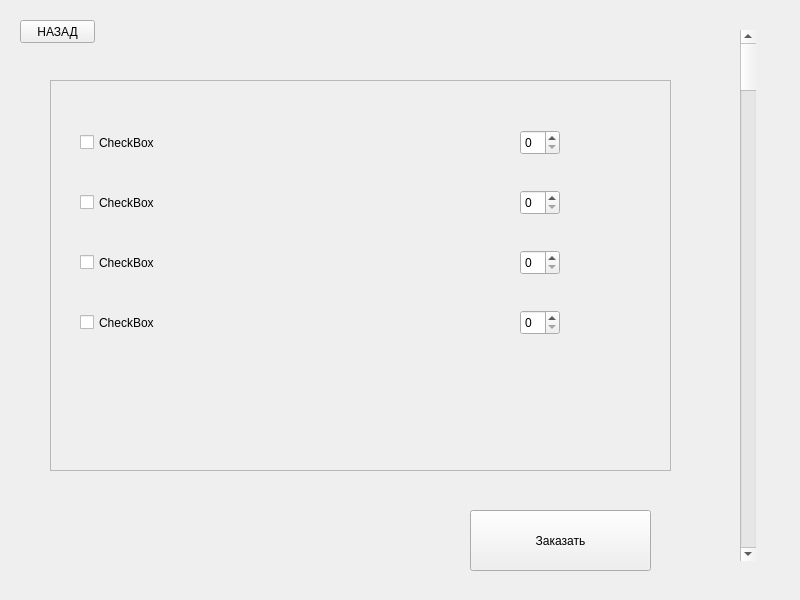
Above: files/UI/Basket.ui from Sasha-v-tanke/YL_project_1 before the change. Below: the same form after it.
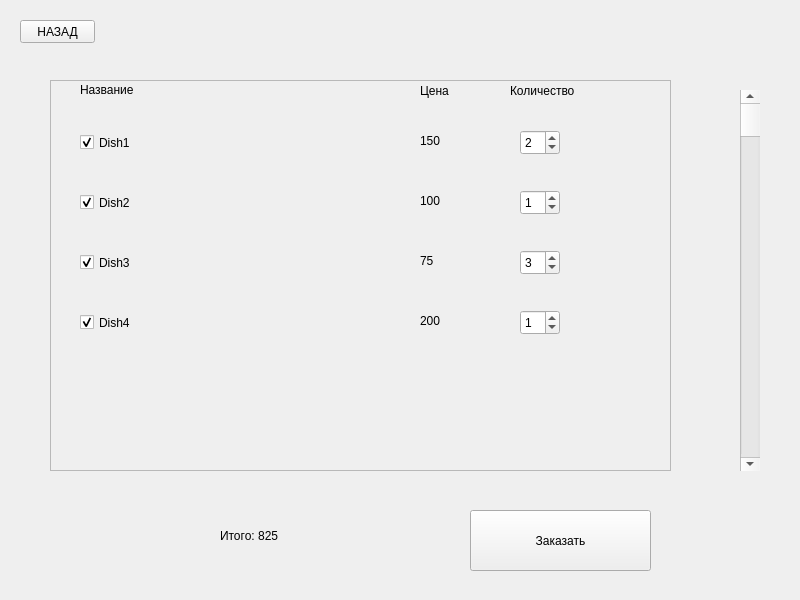
That is the form after the change.

The edit to the form file:
```diff
--- a/files/UI/Basket.ui
+++ b/files/UI/Basket.ui
@@ -18,9 +18,9 @@
     <property name="geometry">
      <rect>
       <x>740</x>
-      <y>30</y>
-      <width>16</width>
-      <height>531</height>
+      <y>90</y>
+      <width>20</width>
+      <height>381</height>
      </rect>
     </property>
     <property name="orientation">
@@ -52,7 +52,10 @@
       </rect>
      </property>
      <property name="text">
-      <string>CheckBox</string>
+      <string>Dish1</string>
+     </property>
+     <property name="checked">
+      <bool>true</bool>
      </property>
     </widget>
     <widget class="QSpinBox" name="spinBox">
@@ -64,6 +67,9 @@
        <height>25</height>
       </rect>
      </property>
+     <property name="value">
+      <number>2</number>
+     </property>
     </widget>
     <widget class="QCheckBox" name="checkBox_2">
      <property name="geometry">
@@ -75,7 +81,10 @@
       </rect>
      </property>
      <property name="text">
-      <string>CheckBox</string>
+      <string>Dish2</string>
+     </property>
+     <property name="checked">
+      <bool>true</bool>
      </property>
     </widget>
     <widget class="QSpinBox" name="spinBox_2">
@@ -87,6 +96,9 @@
        <height>25</height>
       </rect>
      </property>
+     <property name="value">
+      <number>1</number>
+     </property>
     </widget>
     <widget class="QCheckBox" name="checkBox_3">
      <property name="geometry">
@@ -98,7 +110,10 @@
       </rect>
      </property>
      <property name="text">
-      <string>CheckBox</string>
+      <string>Dish3</string>
+     </property>
+     <property name="checked">
+      <bool>true</bool>
      </property>
     </widget>
     <widget class="QSpinBox" name="spinBox_3">
@@ -110,6 +125,9 @@
        <height>25</height>
       </rect>
      </property>
+     <property name="value">
+      <number>3</number>
+     </property>
     </widget>
     <widget class="QCheckBox" name="checkBox_4">
      <property name="geometry">
@@ -121,7 +139,10 @@
       </rect>
      </property>
      <property name="text">
-      <string>CheckBox</string>
+      <string>Dish4</string>
+     </property>
+     <property name="checked">
+      <bool>true</bool>
      </property>
     </widget>
     <widget class="QSpinBox" name="spinBox_4">
@@ -133,6 +154,100 @@
        <height>25</height>
       </rect>
      </property>
+     <property name="value">
+      <number>1</number>
+     </property>
+    </widget>
+    <widget class="QLabel" name="label">
+     <property name="geometry">
+      <rect>
+       <x>370</x>
+       <y>50</y>
+       <width>71</width>
+       <height>21</height>
+      </rect>
+     </property>
+     <property name="text">
+      <string>150</string>
+     </property>
+    </widget>
+    <widget class="QLabel" name="label_2">
+     <property name="geometry">
+      <rect>
+       <x>370</x>
+       <y>110</y>
+       <width>71</width>
+       <height>21</height>
+      </rect>
+     </property>
+     <property name="text">
+      <string>100</string>
+     </property>
+    </widget>
+    <widget class="QLabel" name="label_3">
+     <property name="geometry">
+      <rect>
+       <x>370</x>
+       <y>170</y>
+       <width>71</width>
+       <height>21</height>
+      </rect>
+     </property>
+     <property name="text">
+      <string>75</string>
+     </property>
+    </widget>
+    <widget class="QLabel" name="label_4">
+     <property name="geometry">
+      <rect>
+       <x>370</x>
+       <y>230</y>
+       <width>71</width>
+       <height>21</height>
+      </rect>
+     </property>
+     <property name="text">
+      <string>200</string>
+     </property>
+    </widget>
+    <widget class="QLabel" name="label_5">
+     <property name="geometry">
+      <rect>
+       <x>370</x>
+       <y>0</y>
+       <width>71</width>
+       <height>21</height>
+      </rect>
+     </property>
+     <property name="text">
+      <string>Цена</string>
+     </property>
+    </widget>
+    <widget class="QLabel" name="label_6">
+     <property name="geometry">
+      <rect>
+       <x>30</x>
+       <y>0</y>
+       <width>70</width>
+       <height>20</height>
+      </rect>
+     </property>
+     <property name="text">
+      <string>Название</string>
+     </property>
+    </widget>
+    <widget class="QLabel" name="label_7">
+     <property name="geometry">
+      <rect>
+       <x>460</x>
+       <y>0</y>
+       <width>71</width>
+       <height>21</height>
+      </rect>
+     </property>
+     <property name="text">
+      <string>Количество</string>
+     </property>
     </widget>
    </widget>
    <widget class="QPushButton" name="pushButton">
@@ -161,6 +276,19 @@
      <string>НАЗАД</string>
     </property>
    </widget>
+   <widget class="QLabel" name="Sum">
+    <property name="geometry">
+     <rect>
+      <x>220</x>
+      <y>520</y>
+      <width>91</width>
+      <height>31</height>
+     </rect>
+    </property>
+    <property name="text">
+     <string>Итого: 825</string>
+    </property>
+   </widget>
   </widget>
  </widget>
  <resources/>
```
Left out of the diff: 6 changed lines with no effect on the pictures.
